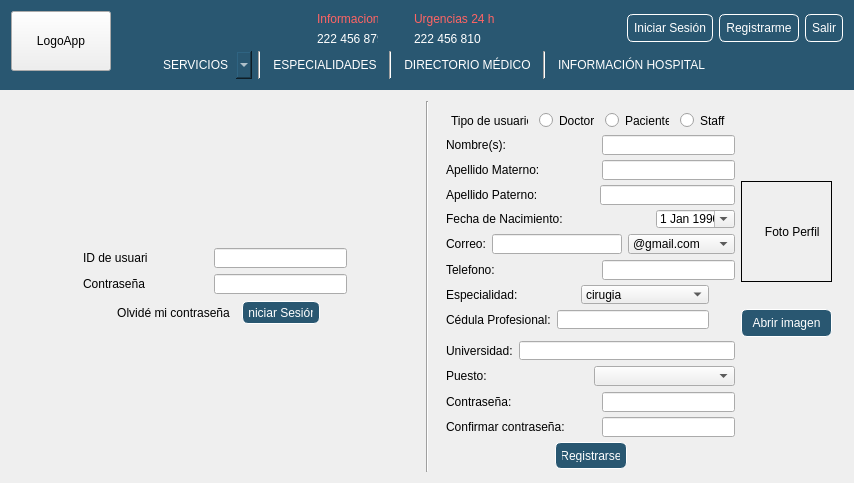
First picture: the form in mainwindow.ui, repository Laloses/Hospital, before the edit.
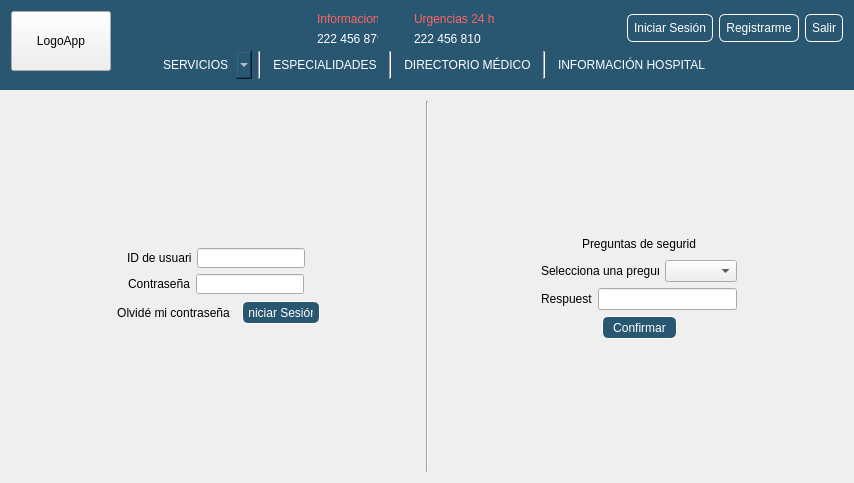
Second picture: the form after the edit. Icons and pictures are not drawn.

The edit to the form file:
```diff
--- a/mainwindow.ui
+++ b/mainwindow.ui
@@ -469,35 +469,21 @@
              </property>
             </spacer>
            </item>
-           <item row="1" column="0">
-            <layout class="QHBoxLayout" name="horizontalLayout_2">
-             <item>
-              <widget class="QLabel" name="label_idUsuario">
-               <property name="maximumSize">
-                <size>
-                 <width>64</width>
-                 <height>20</height>
-                </size>
-               </property>
-               <property name="text">
-                <string>ID de usuario</string>
-               </property>
-              </widget>
-             </item>
-             <item>
-              <widget class="QLineEdit" name="lineEdit_idUsuario">
-               <property name="maximumSize">
-                <size>
-                 <width>133</width>
-                 <height>20</height>
-                </size>
-               </property>
-              </widget>
-             </item>
-            </layout>
-           </item>
            <item row="2" column="0">
             <layout class="QHBoxLayout" name="horizontalLayout_3">
+             <item>
+              <spacer name="horizontalSpacer_21">
+               <property name="orientation">
+                <enum>Qt::Horizontal</enum>
+               </property>
+               <property name="sizeHint" stdset="0">
+                <size>
+                 <width>40</width>
+                 <height>20</height>
+                </size>
+               </property>
+              </spacer>
+             </item>
              <item>
               <widget class="QLabel" name="label_password">
                <property name="maximumSize">
@@ -521,6 +507,19 @@
                </property>
               </widget>
              </item>
+             <item>
+              <spacer name="horizontalSpacer_22">
+               <property name="orientation">
+                <enum>Qt::Horizontal</enum>
+               </property>
+               <property name="sizeHint" stdset="0">
+                <size>
+                 <width>40</width>
+                 <height>20</height>
+                </size>
+               </property>
+              </spacer>
+             </item>
             </layout>
            </item>
            <item row="3" column="0">
@@ -579,6 +578,59 @@
              </item>
             </layout>
            </item>
+           <item row="1" column="0">
+            <layout class="QHBoxLayout" name="horizontalLayout_2">
+             <item>
+              <spacer name="horizontalSpacer_20">
+               <property name="orientation">
+                <enum>Qt::Horizontal</enum>
+               </property>
+               <property name="sizeHint" stdset="0">
+                <size>
+                 <width>40</width>
+                 <height>20</height>
+                </size>
+               </property>
+              </spacer>
+             </item>
+             <item>
+              <widget class="QLabel" name="label_idUsuario">
+               <property name="maximumSize">
+                <size>
+                 <width>64</width>
+                 <height>20</height>
+                </size>
+               </property>
+               <property name="text">
+                <string>ID de usuario</string>
+               </property>
+              </widget>
+             </item>
+             <item>
+              <widget class="QLineEdit" name="lineEdit_idUsuario">
+               <property name="maximumSize">
+                <size>
+                 <width>133</width>
+                 <height>20</height>
+                </size>
+               </property>
+              </widget>
+             </item>
+             <item>
+              <spacer name="horizontalSpacer_18">
+               <property name="orientation">
+                <enum>Qt::Horizontal</enum>
+               </property>
+               <property name="sizeHint" stdset="0">
+                <size>
+                 <width>40</width>
+                 <height>20</height>
+                </size>
+               </property>
+              </spacer>
+             </item>
+            </layout>
+           </item>
            <item row="4" column="0">
             <spacer name="verticalSpacer_4">
              <property name="orientation">
@@ -632,7 +684,7 @@
 }</string>
           </property>
           <property name="currentIndex">
-           <number>1</number>
+           <number>2</number>
           </property>
           <widget class="QWidget" name="page_oculto">
            <layout class="QGridLayout" name="gridLayout_5">
@@ -1297,6 +1349,216 @@
             </item>
            </layout>
           </widget>
+          <widget class="QWidget" name="page_preguntas">
+           <layout class="QGridLayout" name="gridLayout_3">
+            <item row="0" column="1">
+             <spacer name="verticalSpacer_9">
+              <property name="orientation">
+               <enum>Qt::Vertical</enum>
+              </property>
+              <property name="sizeHint" stdset="0">
+               <size>
+                <width>20</width>
+                <height>112</height>
+               </size>
+              </property>
+             </spacer>
+            </item>
+            <item row="1" column="1">
+             <layout class="QHBoxLayout" name="horizontalLayout_21">
+              <item>
+               <spacer name="horizontalSpacer_12">
+                <property name="orientation">
+                 <enum>Qt::Horizontal</enum>
+                </property>
+                <property name="sizeHint" stdset="0">
+                 <size>
+                  <width>40</width>
+                  <height>20</height>
+                 </size>
+                </property>
+               </spacer>
+              </item>
+              <item>
+               <widget class="QLabel" name="label_pregunta">
+                <property name="minimumSize">
+                 <size>
+                  <width>114</width>
+                  <height>16</height>
+                 </size>
+                </property>
+                <property name="maximumSize">
+                 <size>
+                  <width>114</width>
+                  <height>16</height>
+                 </size>
+                </property>
+                <property name="text">
+                 <string>Preguntas de seguridad</string>
+                </property>
+               </widget>
+              </item>
+              <item>
+               <spacer name="horizontalSpacer_13">
+                <property name="orientation">
+                 <enum>Qt::Horizontal</enum>
+                </property>
+                <property name="sizeHint" stdset="0">
+                 <size>
+                  <width>40</width>
+                  <height>20</height>
+                 </size>
+                </property>
+               </spacer>
+              </item>
+             </layout>
+            </item>
+            <item row="2" column="1">
+             <layout class="QHBoxLayout" name="horizontalLayout_20">
+              <item>
+               <widget class="QLabel" name="label_selecPregunta">
+                <property name="minimumSize">
+                 <size>
+                  <width>118</width>
+                  <height>16</height>
+                 </size>
+                </property>
+                <property name="maximumSize">
+                 <size>
+                  <width>118</width>
+                  <height>16</height>
+                 </size>
+                </property>
+                <property name="text">
+                 <string>Selecciona una pregunta</string>
+                </property>
+               </widget>
+              </item>
+              <item>
+               <widget class="QComboBox" name="comboBox_pregunta"/>
+              </item>
+             </layout>
+            </item>
+            <item row="3" column="0">
+             <spacer name="horizontalSpacer_16">
+              <property name="orientation">
+               <enum>Qt::Horizontal</enum>
+              </property>
+              <property name="sizeHint" stdset="0">
+               <size>
+                <width>83</width>
+                <height>20</height>
+               </size>
+              </property>
+             </spacer>
+            </item>
+            <item row="3" column="1">
+             <layout class="QVBoxLayout" name="verticalLayout_4">
+              <item>
+               <layout class="QHBoxLayout" name="horizontalLayout_19">
+                <item>
+                 <widget class="QLabel" name="label_respuesta">
+                  <property name="minimumSize">
+                   <size>
+                    <width>51</width>
+                    <height>16</height>
+                   </size>
+                  </property>
+                  <property name="maximumSize">
+                   <size>
+                    <width>51</width>
+                    <height>16</height>
+                   </size>
+                  </property>
+                  <property name="text">
+                   <string>Respuesta</string>
+                  </property>
+                 </widget>
+                </item>
+                <item>
+                 <widget class="QLineEdit" name="lineEdit_respuesta"/>
+                </item>
+               </layout>
+              </item>
+              <item>
+               <layout class="QHBoxLayout" name="horizontalLayout_22">
+                <item>
+                 <spacer name="horizontalSpacer_14">
+                  <property name="orientation">
+                   <enum>Qt::Horizontal</enum>
+                  </property>
+                  <property name="sizeHint" stdset="0">
+                   <size>
+                    <width>40</width>
+                    <height>20</height>
+                   </size>
+                  </property>
+                 </spacer>
+                </item>
+                <item>
+                 <widget class="QPushButton" name="pushButton_respuesta">
+                  <property name="minimumSize">
+                   <size>
+                    <width>75</width>
+                    <height>23</height>
+                   </size>
+                  </property>
+                  <property name="maximumSize">
+                   <size>
+                    <width>75</width>
+                    <height>23</height>
+                   </size>
+                  </property>
+                  <property name="text">
+                   <string>Confirmar</string>
+                  </property>
+                 </widget>
+                </item>
+                <item>
+                 <spacer name="horizontalSpacer_15">
+                  <property name="orientation">
+                   <enum>Qt::Horizontal</enum>
+                  </property>
+                  <property name="sizeHint" stdset="0">
+                   <size>
+                    <width>40</width>
+                    <height>20</height>
+                   </size>
+                  </property>
+                 </spacer>
+                </item>
+               </layout>
+              </item>
+             </layout>
+            </item>
+            <item row="3" column="2">
+             <spacer name="horizontalSpacer_17">
+              <property name="orientation">
+               <enum>Qt::Horizontal</enum>
+              </property>
+              <property name="sizeHint" stdset="0">
+               <size>
+                <width>83</width>
+                <height>20</height>
+               </size>
+              </property>
+             </spacer>
+            </item>
+            <item row="4" column="1">
+             <spacer name="verticalSpacer_10">
+              <property name="orientation">
+               <enum>Qt::Vertical</enum>
+              </property>
+              <property name="sizeHint" stdset="0">
+               <size>
+                <width>20</width>
+                <height>112</height>
+               </size>
+              </property>
+             </spacer>
+            </item>
+           </layout>
+          </widget>
          </widget>
         </item>
        </layout>
```
